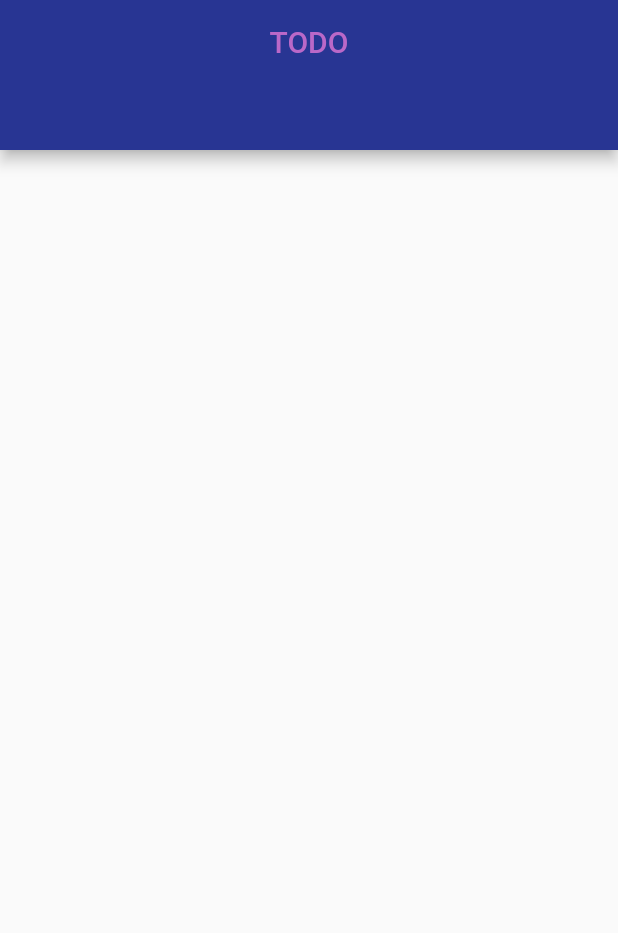
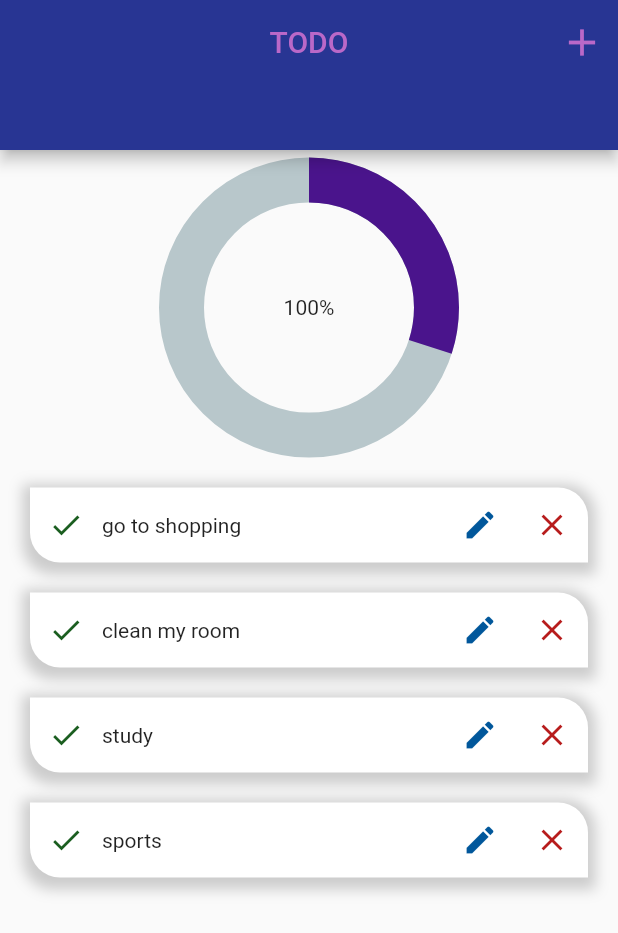
Before and after one commit to aya-hasoneh/my_todo_app, a Flutter app: the HomePage screen opened directly, on a phone screen of 412 x 824 dp. Shown: the top 933 px of the screen. Run offline on Flutter 3.47's test engine with Material 2 defaults, Android fonts, the phone set to English and light mode, and no system bars; drawn by our look-alikes of percent_indicator; our stand-ins replace get, lottie, sizer; network calls fail.

Commit message:
add, edit and remove

```diff
--- /dev/null
+++ b/lib/modules/todo_model.dart
@@ -0,0 +1,18 @@
+class TodoField {
+  static String createdTime = 'createdTime';
+}
+
+class Todo {
+  DateTime createdTime;
+  String title;
+  String? id;
+
+  bool isDone;
+
+  Todo({
+    required this.createdTime,
+    required this.title,
+    this.id,
+    this.isDone = false,
+  });
+}
--- /dev/null
+++ b/lib/routes/app_links.dart
@@ -0,0 +1,4 @@
+class AppLinks {
+  String homePage = "/homePage";
+  String editPage ="/editPage";
+}
--- /dev/null
+++ b/lib/routes/app_routes.dart
@@ -0,0 +1,16 @@
+import 'package:get/get_navigation/get_navigation.dart';
+import 'package:get/get_navigation/src/routes/get_route.dart';
+import 'package:todo/routes/app_links.dart';
+import 'package:todo/screens/edit_screen/edit_page.dart';
+import 'package:todo/screens/home_screen/home_page.dart';
+
+class AppRoutes {
+  final pages =[
+    GetPage(
+      name: AppLinks().homePage,
+      page: () => HomePage(),
+    ),
+
+
+  ];
+}
--- /dev/null
+++ b/lib/screens/edit_screen/edit_provider.dart
@@ -0,0 +1,13 @@
+import 'package:flutter/material.dart';
+import 'package:todo/modules/todo_model.dart';
+
+class EditProvider extends ChangeNotifier{
+  final formKey = GlobalKey<FormState>();
+  String title = '';
+  String description = '';
+  updateTodo(Todo todo, String title) {
+    todo.title = title;
+    notifyListeners();
+  }
+
+}
--- a/lib/screens/home_screen/home_page.dart
+++ b/lib/screens/home_screen/home_page.dart
@@ -1,5 +1,9 @@
 import 'package:flutter/material.dart';
+import 'package:percent_indicator/circular_percent_indicator.dart';
+import 'package:sizer/sizer.dart';
+import 'package:todo/utls/color.dart';
 import 'package:todo/widgets/appbar.dart';
+import 'package:todo/widgets/listView_widget.dart';
 
 class HomePage extends StatelessWidget {
   @override
@@ -7,9 +11,27 @@ class HomePage extends StatelessWidget {
     return Scaffold(
       appBar: PreferredSize(
           preferredSize: const Size.fromHeight(100),
-          child: CustomAppBar(title: 'TODO', isShowArrowBack: false)),
+          child: CustomAppBar(
+            titleAppBar: 'TODO',
+            isShowArrowBack: false,
+            isShowAddButton: true,
+          )),
       body: Column(
-        children: [],
+        children: [
+          const SizedBox(height: 5),
+          Center(
+            child: CircularPercentIndicator(
+              radius: 100,
+              lineWidth: 30,
+              percent: 0.3,
+              center: const Text("100%"),
+              progressColor: CustomColor.darkPurple,
+            ),
+          ),
+
+              ListViewWidget(),
+
+        ],
       ),
     );
   }
--- /dev/null
+++ b/lib/screens/home_screen/home_provider.dart
@@ -0,0 +1,47 @@
+import 'package:flutter/material.dart';
+import 'package:todo/modules/todo_model.dart';
+
+class HomeProvider extends ChangeNotifier {
+  final formKey = GlobalKey<FormState>();
+  String title = '';
+  String description = '';
+
+  List<Todo> todos = [
+    Todo(
+      createdTime: DateTime.now(),
+      title: 'go to shopping',
+    ),
+    Todo(
+      createdTime: DateTime.now(),
+      title: 'clean my room',
+    ),
+    Todo(
+      createdTime: DateTime.now(),
+      title: 'study ',
+    ),
+    Todo(
+      createdTime: DateTime.now(),
+      title: 'sports',
+    ),
+  ];
+  List<Todo> get todo => todos.where((todo) => todo.isDone == false).toList();
+  addTodo(Todo todo) {
+    todos.add(todo);
+    notifyListeners();
+  }
+
+  bool  doneTodo(Todo todo) {
+    todo.isDone = !todo.isDone;
+    notifyListeners();
+
+    return todo.isDone;
+  }
+
+ void removeTodo(Todo todo) {
+    todos.remove(todo);
+
+    notifyListeners();
+  }
+
+
+}
--- a/lib/screens/splash_screen/splash_provider.dart
+++ /dev/null
@@ -1,3 +0,0 @@
-import 'package:flutter/cupertino.dart';
-
-class SplashProvider extends ChangeNotifier {}
--- a/lib/widgets/appbar.dart
+++ b/lib/widgets/appbar.dart
@@ -1,30 +1,94 @@
 import 'package:flutter/material.dart';
+import 'package:get/get_core/src/get_main.dart';
+import 'package:get/get_navigation/get_navigation.dart';
+import 'package:provider/provider.dart';
+import 'package:todo/modules/todo_model.dart';
+import 'package:todo/screens/home_screen/home_provider.dart';
 import 'package:todo/utls/color.dart';
+import 'package:todo/widgets/form_widget.dart';
 
-class CustomAppBar extends StatelessWidget {
-  String title;
+class CustomAppBar extends StatefulWidget {
+  String titleAppBar;
   bool isShowArrowBack = true;
-  CustomAppBar({Key? key, required this.title, required this.isShowArrowBack})
+  bool isShowAddButton = true;
+  CustomAppBar(
+      {Key? key,
+      required this.titleAppBar,
+      required this.isShowArrowBack,
+      required this.isShowAddButton})
       : super(key: key);
 
   @override
+  State<CustomAppBar> createState() => _CustomAppBarState();
+}
+
+class _CustomAppBarState extends State<CustomAppBar> {
+  @override
   Widget build(BuildContext context) {
+    final homeProvider = Provider.of<HomeProvider>(context, listen: true);
     return AppBar(
       backgroundColor: CustomColor.darkIndigo,
       centerTitle: true,
       title: Text(
-        title,
+        widget.titleAppBar,
         style: const TextStyle(color: CustomColor.lightPurple),
       ),
+      leading: widget.isShowArrowBack
+          ? IconButton(
+              onPressed: () {Get.back();},
+              icon: const Icon(
+                Icons.arrow_back_ios,
+                color: CustomColor.lightPurple,
+              ))
+          : Container(),
       actions: [
-        isShowArrowBack
-            ? const Icon(
-          Icons.arrow_back_ios,
-          color: CustomColor.lightPurple,
-        )
+        widget.isShowAddButton
+            ? IconButton(
+                onPressed: () {
+                  Get.defaultDialog(
+                    title: 'Add your task',
+                    middleText: '',
+                    content: Form(
+                      key: homeProvider.formKey,
+                      child: FormWidget(
+                        onChangedTitle: (title) => {
+                          homeProvider.title = title,
+                        },
+                        onSaved: addTodo,
+                      ),
+                    ),
+                  );
+                },
+                icon: const Icon(
+                  Icons.add,
+                  color: CustomColor.lightPurple,
+                  size: 30,
+                ))
             : Container(),
       ],
       //   title: ,
     );
   }
+
+  void addTodo() {
+    final isValid = Provider.of<HomeProvider>(context, listen: false)
+        .formKey
+        .currentState!
+        .validate();
+
+    if (!isValid) {
+      return;
+    } else {
+      final todo = Todo(
+        id: DateTime.now().toString(),
+        title: Provider.of<HomeProvider>(context, listen: false).title,
+        createdTime: DateTime.now(),
+      );
+
+      final provider = Provider.of<HomeProvider>(context, listen: false);
+      provider.addTodo(todo);
+
+      Get.back();
+    }
+  }
 }
--- /dev/null
+++ b/lib/widgets/listView_widget.dart
@@ -0,0 +1,25 @@
+import 'package:flutter/material.dart';
+import 'package:lottie/lottie.dart';
+import 'package:provider/provider.dart';
+import 'package:todo/modules/todo_model.dart';
+import 'package:todo/screens/home_screen/home_provider.dart';
+import 'package:todo/widgets/todo_widget.dart';
+
+class ListViewWidget extends StatelessWidget {
+  const ListViewWidget({super.key});
+
+  @override
+  Widget build(BuildContext context) {
+    final homeProvider =Provider.of<HomeProvider>(context);
+    final todos = homeProvider.todo;
+    return
+      todos.isEmpty ?
+          Lottie.network('https://assets2.lottiefiles.com/packages/lf20_ndj9fzcd.json')
+          :
+      Container(
+      height: MediaQuery.of(context).size.height/2,
+      child: ListView.builder(itemCount: todos.length,itemBuilder: (context,index){
+      final todo = todos[index];
+      return ToDo(todo: todo);},),);
+  }
+}
--- /dev/null
+++ b/lib/widgets/todo_widget.dart
@@ -0,0 +1,86 @@
+import 'package:flutter/material.dart';
+import 'package:get/get.dart';
+import 'package:get/get_core/src/get_main.dart';
+import 'package:get/get_navigation/src/snackbar/snackbar.dart';
+import 'package:provider/provider.dart';
+import 'package:todo/modules/todo_model.dart';
+import 'package:todo/routes/app_links.dart';
+import 'package:todo/screens/edit_screen/edit_page.dart';
+import 'package:todo/screens/edit_screen/edit_provider.dart';
+import 'package:todo/screens/home_screen/home_provider.dart';
+import 'package:todo/utls/color.dart';
+
+class ToDo extends StatelessWidget {
+  final Todo todo;
+
+  const ToDo({super.key, required this.todo});
+
+  @override
+  Widget build(BuildContext context) {
+    final homeProvider = Provider.of<HomeProvider>(context, listen: false);
+    final editProvider = Provider.of<EditProvider>(context, listen: false);
+    return Padding(
+      padding: const EdgeInsets.only(left: 20, right: 20, top: 20),
+      child: Container(
+        height: 50,
+        width: MediaQuery.of(context).size.width,
+        decoration: BoxDecoration(
+            color: Colors.white,
+            borderRadius: const BorderRadius.only(
+                topRight: Radius.circular(20), bottomLeft: Radius.circular(20)),
+            boxShadow: [
+              BoxShadow(
+                color: Colors.grey.withOpacity(0.5),
+                spreadRadius: 5,
+                blurRadius: 7,
+                offset: const Offset(0, 3), // changes position of shadow
+              ),
+            ]),
+        child: Row(
+          children: [
+            IconButton(
+              icon: Icon(
+                Icons.done,
+                color: CustomColor.darkGreen,
+              ),
+              onPressed: () {
+                Get.snackbar(
+                  "Completed",
+                  "${todo.title}",
+                  snackPosition: SnackPosition.BOTTOM,
+                  backgroundColor: CustomColor.darkGreen,
+                );
+                homeProvider.doneTodo(todo);
+              },
+            ),
+            Center(child: Text('${todo.title}')),
+            Expanded(child: Container()),
+            IconButton(
+                onPressed: () {
+                  Navigator.push(
+                    context,
+                    MaterialPageRoute(builder: (context) =>  EditTodoPage(todo: todo)),
+                  );
+                 // editProvider.updateTodo(tod odo.title);
+                },
+                icon: const Icon(
+                  Icons.edit,
+                  color: CustomColor.darkBlue,
+                )),
+            IconButton(
+                onPressed: () {
+                  Get.snackbar(
+                    "deleted",
+                    "${todo.title}",
+                    snackPosition: SnackPosition.BOTTOM,
+                    backgroundColor: CustomColor.darkRed,
+                  );
+                  homeProvider.removeTodo(todo);
+                },
+                icon: const Icon(Icons.close, color: CustomColor.darkRed)),
+          ],
+        ),
+      ),
+    );
+  }
+}
--- a/pubspec.yaml
+++ b/pubspec.yaml
@@ -39,6 +39,9 @@ dependencies:
   sizer: ^2.0.15
   animated_splash_screen: ^1.3.0
   lottie: ^1.4.2
+  percent_indicator: ^4.2.2
+  shared_preferences: ^2.0.16
+
 
 dev_dependencies:
   flutter_test:
```
Also changed, not shown: lib/main.dart (+11 -18 lines), lib/screens/edit_screen/edit_page.dart (added, +69 -0 lines), lib/widgets/form_widget.dart (added, +66 -0 lines), pubspec.lock.
